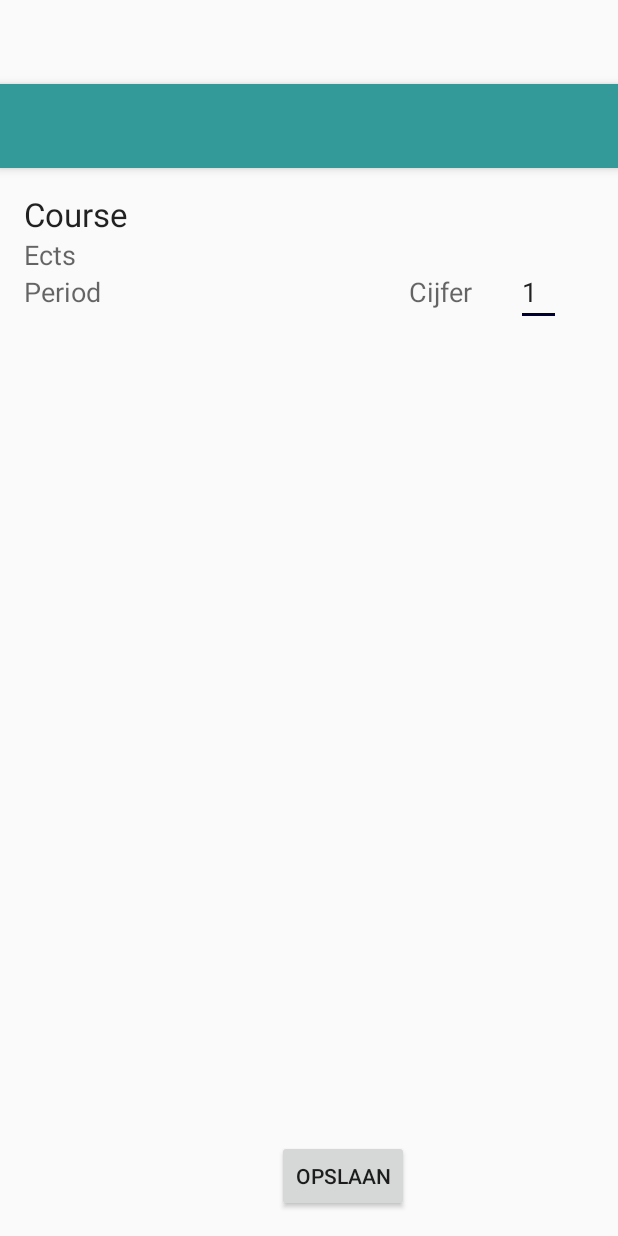
After one commit to pepijnvanhengel/IMTPMD, an Android app: the layout activity_detail.xml on its own in the app's theme, with its tools: preview values and no code run, on a phone screen of 412 x 824 dp. The commit adds this screen. Run offline under Robolectric (Android 15) with nearby library versions, the phone set to English and light mode, and no system bars.

Commit message:
Mega aanpassingen, bijna app af

```diff
--- /dev/null
+++ b/Studiebarometer/app/src/main/res/layout/activity_detail.xml
@@ -0,0 +1,26 @@
+<?xml version="1.0" encoding="utf-8"?>
+<android.support.design.widget.CoordinatorLayout xmlns:android="http://schemas.android.com/apk/res/android"
+    xmlns:app="http://schemas.android.com/apk/res-auto"
+    xmlns:tools="http://schemas.android.com/tools"
+    android:layout_width="match_parent"
+    android:layout_height="match_parent"
+    android:fitsSystemWindows="true"
+    tools:context="fitdevelopment.studiebarometer.DetailActivity">
+
+    <android.support.design.widget.AppBarLayout
+        android:layout_width="match_parent"
+        android:layout_height="wrap_content"
+        android:theme="@style/AppTheme.AppBarOverlay">
+
+        <android.support.v7.widget.Toolbar
+            android:id="@+id/toolbar"
+            android:layout_width="match_parent"
+            android:layout_height="?attr/actionBarSize"
+            android:background="?attr/colorPrimary"
+            app:popupTheme="@style/AppTheme.PopupOverlay" />
+
+    </android.support.design.widget.AppBarLayout>
+
+    <include layout="@layout/content_detail" />
+
+</android.support.design.widget.CoordinatorLayout>
--- /dev/null
+++ b/Studiebarometer/app/src/main/res/layout/content_detail.xml
@@ -0,0 +1,74 @@
+<?xml version="1.0" encoding="utf-8"?>
+<RelativeLayout xmlns:android="http://schemas.android.com/apk/res/android"
+    xmlns:app="http://schemas.android.com/apk/res-auto"
+    xmlns:tools="http://schemas.android.com/tools"
+    android:layout_width="match_parent"
+    android:layout_height="match_parent"
+    android:paddingBottom="@dimen/activity_vertical_margin"
+    android:paddingLeft="@dimen/activity_horizontal_margin"
+    android:paddingRight="@dimen/activity_horizontal_margin"
+    android:paddingTop="@dimen/activity_vertical_margin"
+    app:layout_behavior="@string/appbar_scrolling_view_behavior"
+    tools:context="fitdevelopment.studiebarometer.DetailActivity"
+    tools:showIn="@layout/activity_detail">
+
+
+    <TextView
+        android:layout_width="wrap_content"
+        android:layout_height="wrap_content"
+        android:textAppearance="?android:attr/textAppearanceLarge"
+        android:text="Course"
+        android:id="@+id/textViewName"
+        android:layout_alignParentTop="true"
+        android:layout_alignParentStart="true" />
+
+    <TextView
+        android:layout_width="wrap_content"
+        android:layout_height="wrap_content"
+        android:textAppearance="?android:attr/textAppearanceMedium"
+        android:text="Ects"
+        android:id="@+id/textViewEcts"
+        android:layout_below="@+id/textViewName"
+        android:layout_alignParentStart="true" />
+
+    <TextView
+        android:layout_width="wrap_content"
+        android:layout_height="wrap_content"
+        android:textAppearance="?android:attr/textAppearanceMedium"
+        android:text="Period"
+        android:id="@+id/textViewPeriod"
+        android:layout_below="@+id/textViewEcts"
+        android:layout_alignParentStart="true" />
+
+    <EditText
+        android:layout_width="30dp"
+        android:layout_height="wrap_content"
+        android:inputType="numberDecimal"
+        android:ems="10"
+        android:id="@+id/editTextGrade"
+        android:text="1"
+        android:layout_marginEnd="22dp"
+        android:layout_alignBaseline="@+id/textViewPeriod"
+        android:layout_alignBottom="@+id/textViewPeriod"
+        android:layout_alignParentEnd="true" />
+
+    <TextView
+        android:layout_width="wrap_content"
+        android:layout_height="wrap_content"
+        android:textAppearance="?android:attr/textAppearanceMedium"
+        android:text="Cijfer"
+        android:id="@+id/textView"
+        android:layout_marginEnd="29dp"
+        android:layout_below="@+id/textViewEcts"
+        android:layout_toStartOf="@+id/editTextGrade" />
+
+    <Button
+        android:layout_width="wrap_content"
+        android:layout_height="wrap_content"
+        android:text="Opslaan"
+        android:onClick="opslaan_cijfer"
+        android:id="@+id/buttonSave"
+        android:layout_alignParentBottom="true"
+        android:layout_toStartOf="@+id/textView" />
+
+</RelativeLayout>
--- a/Studiebarometer/app/src/main/res/values/strings.xml
+++ b/Studiebarometer/app/src/main/res/values/strings.xml
@@ -8,4 +8,6 @@
     <string name="title_activity_gegevens">Mijn gegevens</string>
     <string name="title_activity_advies">Huidig advies</string>
     <string name="title_course_list_activity">Courses</string>
+    <string name="title_activity_detail">Detail</string>
+
 </resources>
```
Also changed, not shown: Studiebarometer/app/src/main/AndroidManifest.xml (+8 -1 lines), Studiebarometer/app/src/main/java/fitdevelopment/studiebarometer/DetailActivity.java (added, +67 -0 lines), Studiebarometer/app/src/main/java/fitdevelopment/studiebarometer/List/VakkenActivity.java (+6 -2 lines), Studiebarometer/app/src/main/java/fitdevelopment/studiebarometer/ResultatenActivity.java (+35 -1 lines).
